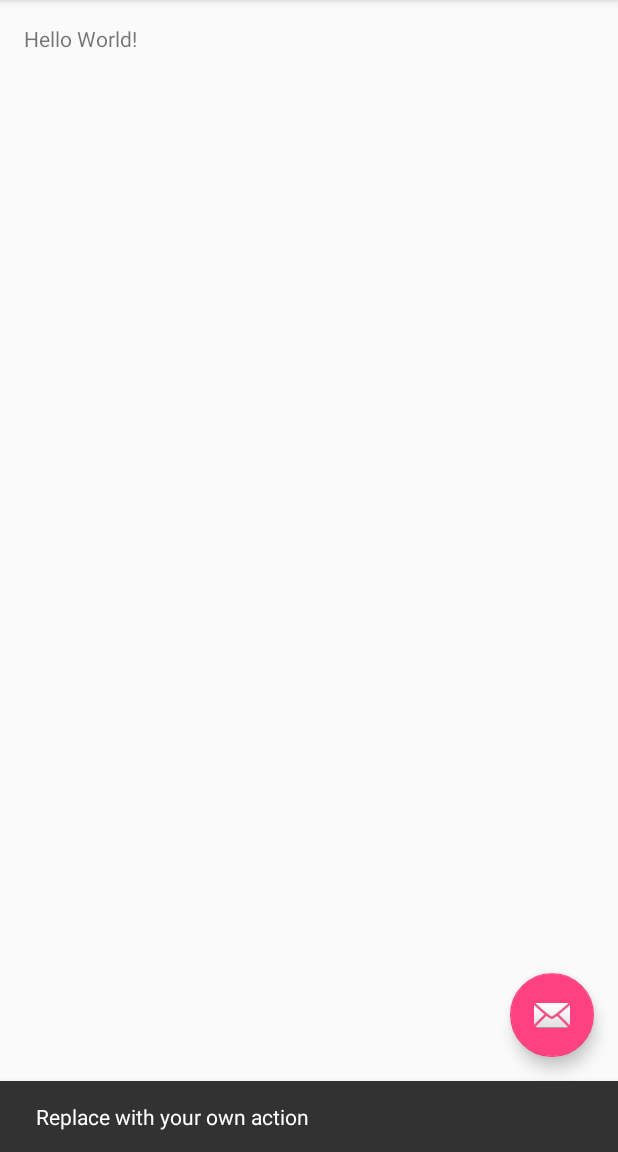
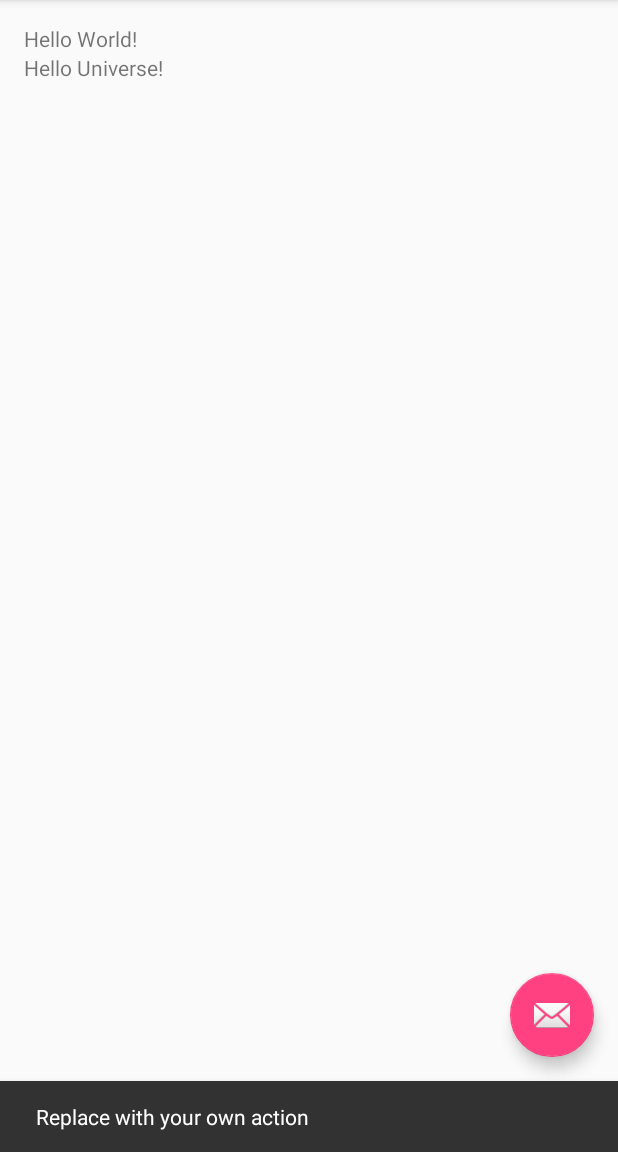
Before and after one commit to andela-kogunde/NYTimesBooks, an Android app: the screen it shows after launch (MainActivity), after a tap on an icon or button, on a phone screen of 412 x 824 dp, the part 84-1236 px from its top. Run offline under Robolectric (Android 15) with nearby library versions, the phone set to English and light mode, and no system bars.

Commit message:
Adds TextView to content layout resource

```diff
--- a/app/src/main/res/layout/content_main.xml
+++ b/app/src/main/res/layout/content_main.xml
@@ -1,10 +1,11 @@
 <?xml version="1.0" encoding="utf-8"?>
-<RelativeLayout xmlns:android="http://schemas.android.com/apk/res/android"
+<LinearLayout xmlns:android="http://schemas.android.com/apk/res/android"
     xmlns:app="http://schemas.android.com/apk/res-auto"
     xmlns:tools="http://schemas.android.com/tools"
     android:id="@+id/content_main"
     android:layout_width="match_parent"
     android:layout_height="match_parent"
+    android:orientation="vertical"
     android:paddingBottom="@dimen/activity_vertical_margin"
     android:paddingLeft="@dimen/activity_horizontal_margin"
     android:paddingRight="@dimen/activity_horizontal_margin"
@@ -18,4 +19,9 @@
         android:layout_height="wrap_content"
         android:text="Hello World!" />
 
-</RelativeLayout>
+    <TextView
+        android:layout_width="wrap_content"
+        android:layout_height="wrap_content"
+        android:text="Hello Universe!" />
+
+</LinearLayout>
```
